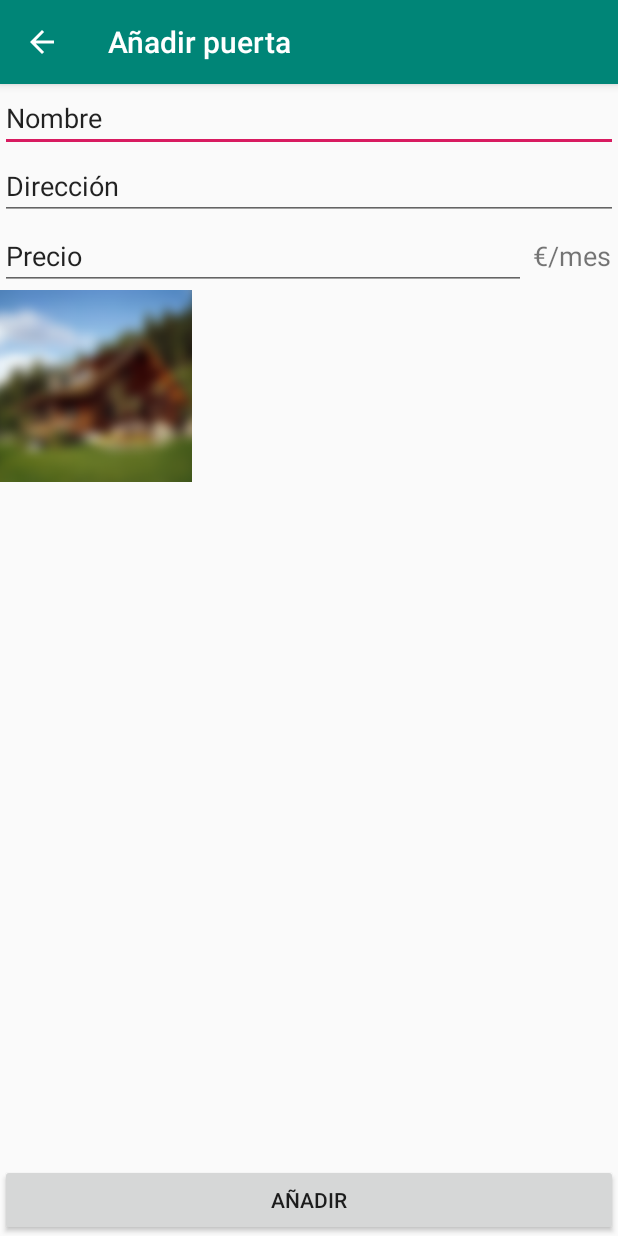
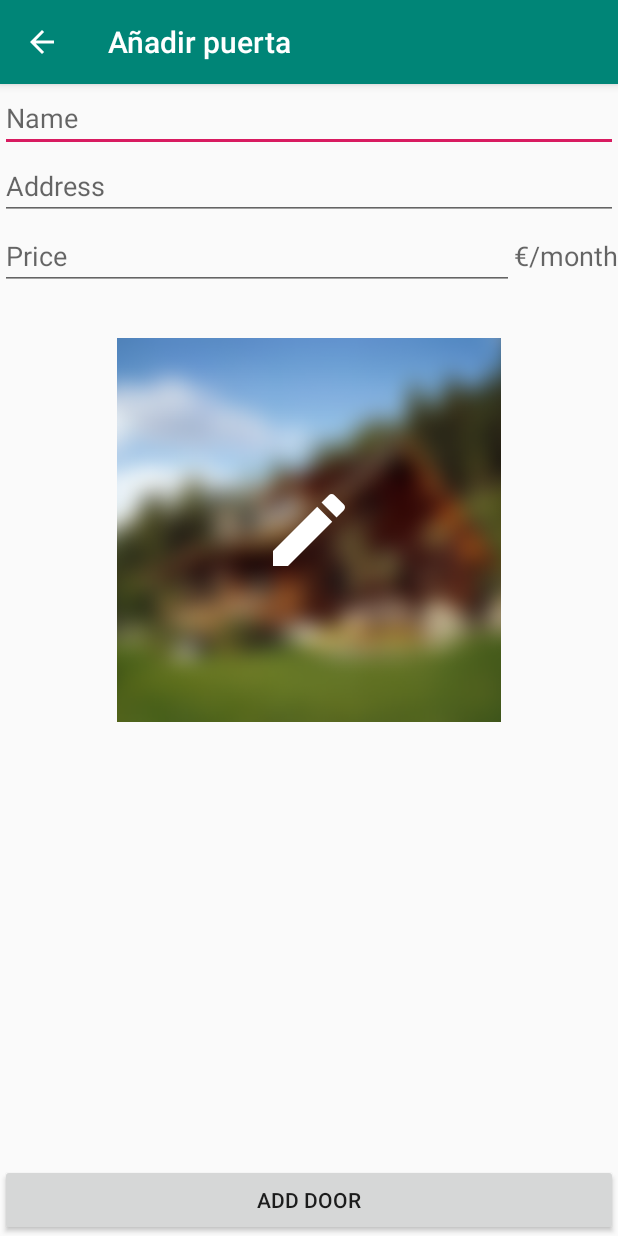
Before and after one commit to vvaquerizo/keyless, an Android app: the NewDoorActivity screen opened directly, with no data from a screen before it, on a phone screen of 412 x 824 dp. Run offline under Robolectric (Android 15) with nearby library versions, the phone set to English and light mode, and no system bars.

Commit message:
Añadidos strins de inicio de sesión, listado de puertas y añadir puerta

```diff
--- /dev/null
+++ b/app/src/main/res/drawable/ic_edit_white_24dp.xml
@@ -0,0 +1,5 @@
+<vector android:height="24dp" android:tint="#FFFFFF"
+    android:viewportHeight="24.0" android:viewportWidth="24.0"
+    android:width="24dp" xmlns:android="http://schemas.android.com/apk/res/android">
+    <path android:fillColor="#FF000000" android:pathData="M3,17.25V21h3.75L17.81,9.94l-3.75,-3.75L3,17.25zM20.71,7.04c0.39,-0.39 0.39,-1.02 0,-1.41l-2.34,-2.34c-0.39,-0.39 -1.02,-0.39 -1.41,0l-1.83,1.83 3.75,3.75 1.83,-1.83z"/>
+</vector>
--- a/app/src/main/res/layout/activity_door_list.xml
+++ b/app/src/main/res/layout/activity_door_list.xml
@@ -14,7 +14,7 @@
         android:clickable="true"
         app:layout_constraintBottom_toBottomOf="parent"
         app:layout_constraintRight_toRightOf="parent"
-        app:srcCompat="@drawable/ic_add_black_24dp"
+        app:srcCompat="@drawable/ic_add_white_24dp"
         android:layout_margin="32dp"/>
 
     <LinearLayout
--- a/app/src/main/res/layout/activity_new_door.xml
+++ b/app/src/main/res/layout/activity_new_door.xml
@@ -12,8 +12,9 @@
         android:layout_height="wrap_content"
         android:ems="10"
         android:inputType="textPersonName"
-        android:text="Nombre"
-        app:layout_constraintTop_toTopOf="parent" />
+        android:hint="@string/door_name"
+        app:layout_constraintTop_toTopOf="parent"
+        android:autofillHints="false"/>
 
     <EditText
         android:id="@+id/add_address_text"
@@ -21,10 +22,11 @@
         android:layout_height="wrap_content"
         android:ems="10"
         android:inputType="textPersonName"
-        android:text="Dirección"
+        android:hint="@string/door_address"
         app:layout_constraintEnd_toEndOf="parent"
         app:layout_constraintStart_toStartOf="parent"
-        app:layout_constraintTop_toBottomOf="@+id/add_name_text" />
+        app:layout_constraintTop_toBottomOf="@+id/add_name_text"
+        android:autofillHints="false"/>
 
     <LinearLayout
         android:id="@+id/linearLayout2"
@@ -43,31 +45,46 @@
             android:layout_weight="1"
             android:ems="10"
             android:inputType="number"
-            android:text="Precio" />
+            android:hint="@string/door_price"
+            android:autofillHints="false"/>
 
         <TextView
             android:id="@+id/textView2"
             android:layout_width="wrap_content"
             android:layout_height="wrap_content"
             android:layout_weight="0"
-            android:text=" €/mes "
+            android:hint="@string/door_price_units"
             android:textSize="18sp" />
     </LinearLayout>
 
     <ImageView
         android:id="@+id/add_door_image"
-        android:layout_width="128dp"
-        android:layout_height="128dp"
+        android:layout_width="256dp"
+        android:layout_height="256dp"
+        android:layout_marginTop="32dp"
+        android:contentDescription="@string/door_image_description"
         android:scaleType="centerCrop"
+        app:layout_constraintEnd_toEndOf="parent"
         app:layout_constraintStart_toStartOf="parent"
         app:layout_constraintTop_toBottomOf="@+id/linearLayout2"
         app:srcCompat="@drawable/login_background" />
+
+    <ImageView
+        android:id="@+id/edit_door_image"
+        android:layout_width="64dp"
+        android:layout_height="64dp"
+        android:contentDescription="@string/edit_image_description"
+        app:layout_constraintBottom_toBottomOf="@+id/add_door_image"
+        app:layout_constraintEnd_toEndOf="@+id/add_door_image"
+        app:layout_constraintStart_toStartOf="@+id/add_door_image"
+        app:layout_constraintTop_toTopOf="@+id/add_door_image"
+        app:srcCompat="@drawable/ic_edit_white_24dp" />
 
     <Button
         android:id="@+id/add_button"
         android:layout_width="match_parent"
         android:layout_height="wrap_content"
-        android:text="Añadir"
+        android:text="@string/add_door"
         app:layout_constraintBottom_toBottomOf="parent"
         app:layout_constraintEnd_toEndOf="parent"
         app:layout_constraintStart_toStartOf="parent" />
--- a/app/src/main/res/values/strings.xml
+++ b/app/src/main/res/values/strings.xml
@@ -1,6 +1,21 @@
 <resources>
     <string name="app_name">Keyless</string>
+
+    <!-- MainActivity -->
     <string name="username_text">Username</string>
     <string name="password_text">Password</string>
     <string name="login_button">LOGIN</string>
+
+    <string name="background_description">Background</string>
+    <string name="logo_description">App logo</string>
+
+    <!-- New Door Activity -->
+    <string name="door_name">Name</string>
+    <string name="door_address">Address</string>
+    <string name="door_price">Price</string>
+    <string name="door_price_units"> €/month </string>
+    <string name="add_door">Add door</string>
+
+    <string name="door_image_description">Door image</string>
+    <string name="edit_image_description">Edit image</string>
 </resources>
```
Also changed, not shown: app/src/main/res/layout/activity_main.xml (+20 -17 lines), app/src/main/res/drawable/ic_add_white_24dp.xml (renamed from app/src/main/res/drawable/ic_add_black_24dp.xml).
